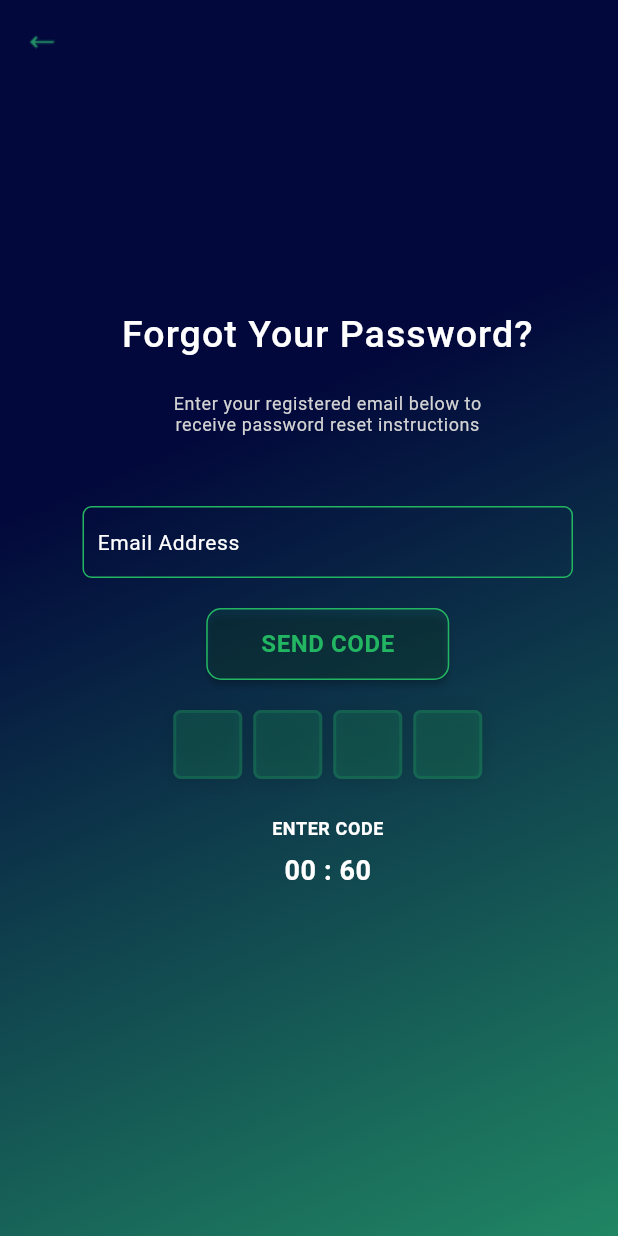
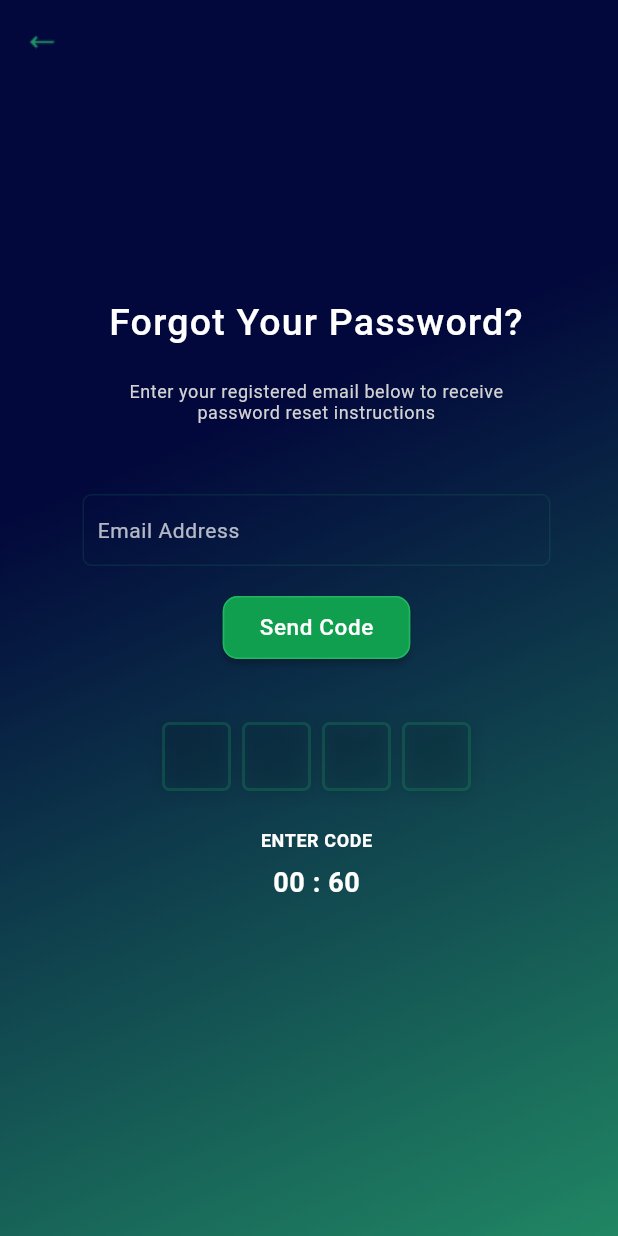
Before and after one commit to Moeez1999/Lytics, a Flutter app: the ForgotPassword screen opened directly, on a phone screen of 412 x 824 dp. Run offline on Flutter 3.47's test engine with Material 2 defaults, Android fonts, the phone set to English and light mode, and no system bars; drawn by our look-alikes of pin_code_fields; our stand-ins replace awesome_notifications, better_player, cached_network_image, carousel_slider, charts_flutter, cloud_firestore and 17 more; missing offline and left inert: change_case, flutter_app_badger, flutter_simple_treeview, flutter_sound, flutter_sound_platform_interface, helpers and 2 more; accounts and stored records are empty; network calls fail; project files that could hold a hidden picture were left out.

Commit message:
Some tickets done

```diff
--- a/lytics_lens/lib/views/Components/widget/common_textfield.dart
+++ b/lytics_lens/lib/views/Components/widget/common_textfield.dart
@@ -192,7 +192,7 @@ class CommonTextField extends StatelessWidget {
       this.keyboardType = TextInputType.text,
       this.textInputAction = TextInputAction.done,
       this.maxLength,
-      this.maxLine  = 1,
+      this.maxLine = 1,
       this.readOnly,
       this.onTap,
       this.inputFormatters,
@@ -243,7 +243,7 @@ class CommonTextField extends StatelessWidget {
               : null,
           enabledBorder: OutlineInputBorder(
             borderSide: BorderSide(
-              color: bordercolor ?? Color(0xff23b662),
+              color: bordercolor ?? Color(0xff1e985d).withOpacity(0.16),
             ),
             borderRadius: const BorderRadius.all(
               Radius.circular(6),
@@ -251,7 +251,7 @@ class CommonTextField extends StatelessWidget {
           ),
           focusedBorder: OutlineInputBorder(
             borderSide: BorderSide(
-              color: bordercolor ?? Color(0xff23b662),
+              color: bordercolor ?? Color(0xff1e985d),
             ),
             borderRadius: const BorderRadius.all(
               Radius.circular(6),
@@ -274,7 +274,10 @@ class CommonTextField extends StatelessWidget {
           contentPadding: EdgeInsets.all(10.0),
           labelText: labelText,
           labelStyle: const TextStyle(
-              letterSpacing: 0.4, color: Colors.black, fontSize: 10.0),
+              letterSpacing: 0.4,
+              color: Colors.white,
+              fontSize: 12.0,
+              fontWeight: FontWeight.w500),
           border: const OutlineInputBorder(
             borderSide: BorderSide(color: Colors.transparent),
             borderRadius: BorderRadius.all(Radius.circular(5.0)),
--- a/lytics_lens/lib/views/Forgot Password.dart
+++ b/lytics_lens/lib/views/Forgot Password.dart
@@ -68,7 +68,7 @@ class ForgotPassword extends StatelessWidget {
                                 style: TextStyle(
                                   color: Colors.white,
                                   fontSize: 25.0,
-                                  letterSpacing: 0.7,
+                                  letterSpacing: 0.8,
                                   fontWeight: FontWeight.w500,
                                 ),
                                 textAlign: TextAlign.center),
@@ -77,7 +77,7 @@ class ForgotPassword extends StatelessWidget {
                             ),
                             Center(
                               child: Container(
-                                width: Get.width/2,
+                                width: Get.width / 1.5,
                                 height: 32,
                                 child: Text(
                                   _.remoteConfigService.remoteConfig
@@ -104,6 +104,7 @@ class ForgotPassword extends StatelessWidget {
                                 fillcolor: Colors.transparent,
                                 controller: _.emailController,
                                 hintText: 'Email Address',
+                                hintTextColor: Colors.white.withOpacity(0.7),
                                 textInputAction: TextInputAction.next,
                                 // ignore: body_might_complete_normally_nullable
                                 validator: (value) {
@@ -118,8 +119,8 @@ class ForgotPassword extends StatelessWidget {
                               height: 20.0,
                             ),
                             Container(
-                              width: 162,
-                              height: 48,
+                              width: 125,
+                              height: 42,
                               //color: CommonColor.loginAndSendCodeButtonColor,
                               child: MaterialButton(
                                 onPressed: () {
@@ -132,13 +133,14 @@ class ForgotPassword extends StatelessWidget {
                                           .getString('send_code')
                                           .isNotEmpty
                                       ? _.remoteConfigService.remoteConfig
-                                      .getString('send_code') : "SEND CODE",
+                                          .getString('send_code')
+                                      : "Send Code",
                                   textScaleFactor: 1.0,
                                   style: TextStyle(
-                                      color: Color(0xff23B662),
-                                      fontSize: 16.0,
+                                      color: Colors.white,
+                                      fontSize: 15.0,
                                       letterSpacing: 0.4,
-                                      fontWeight: FontWeight.w700),
+                                      fontWeight: FontWeight.w500),
                                 ),
                                 shape: RoundedRectangleBorder(
                                   borderRadius: BorderRadius.all(
@@ -149,13 +151,13 @@ class ForgotPassword extends StatelessWidget {
                                   ),
                                 ),
                                 // color: Color.fromRGBO(72, 190, 235, 1),
-                                color: Color(0xff23B662).withOpacity(0.1),
+                                color: Color(0xff109f4f),
                                 minWidth: Get.width / 3,
                                 height: 36,
                               ),
                             ),
                             SizedBox(
-                              height: 20.0,
+                              height: 42.0,
                             ),
                             Container(
                               width: Get.width / 2,
@@ -197,7 +199,8 @@ class ForgotPassword extends StatelessWidget {
                                 ),
                                 cursorColor: CommonColor.snackbarColour,
                                 animationDuration: Duration(milliseconds: 300),
-                                enableActiveFill: true,
+                                // enableActiveFill: true,
+
                                 errorAnimationController: _.errorController,
                                 controller: _.pin,
                                 keyboardType: TextInputType.number,
@@ -251,7 +254,8 @@ class ForgotPassword extends StatelessWidget {
                                         .getString('code')
                                         .isNotEmpty
                                     ? _.remoteConfigService.remoteConfig
-                                      .getString('code') : 'ENTER CODE',
+                                        .getString('code')
+                                    : 'ENTER CODE',
                                 textScaleFactor: 1.0,
                                 style: TextStyle(
                                   fontSize: 12.0,
@@ -279,7 +283,7 @@ class ForgotPassword extends StatelessWidget {
                           ],
                         ),
                       ),
-                    ).marginOnly(left: 55.0, right: 30.0),
+                    ).marginOnly(left: 55.0, right: 45.0),
                   ),
                 ),
               ));
--- a/lytics_lens/lib/views/dashboard_screen.dart
+++ b/lytics_lens/lib/views/dashboard_screen.dart
@@ -11,8 +11,6 @@ import 'package:lytics_lens/views/search.dart';
 
 class Dashboard extends StatelessWidget {
   const Dashboard({Key? key}) : super(key: key);
-
-
 
   @override
   Widget build(BuildContext context) {
@@ -158,7 +156,7 @@ class Dashboard extends StatelessWidget {
           backgroundColor: Color.fromRGBO(27, 29, 40, 1),
         ),
         BottomNavigationBarItem(
-          icon: Icon(Icons.person),
+          icon: Icon(Icons.settings_outlined),
           label: 'Settings',
           backgroundColor: Color.fromRGBO(27, 29, 40, 1),
         ),
--- a/lytics_lens/lib/widget/validator.dart
+++ b/lytics_lens/lib/widget/validator.dart
@@ -1,10 +1,9 @@
-class PasswordValidationWidget{
-
+class PasswordValidationWidget {
   static String? isPasswordCompliant(String password,
       [int minLength = 8, int maxLength = 20]) {
     if (password.isEmpty) {
       // return false;
-      return 'This is required field';
+      return 'This is a required field';
     }
 
     var hasUppercase = password.contains(RegExp(r'[A-Z]'));
```
Also changed, not shown: lytics_lens/lib/views/CreateNewPasswordScreen.dart (+14 -13 lines), lytics_lens/lib/views/changepassword_screen.dart (+5 -5 lines), lytics_lens/lib/views/login_screen.dart (+14 -10 lines). Lines whose indentation alone changed are shown as unchanged.
